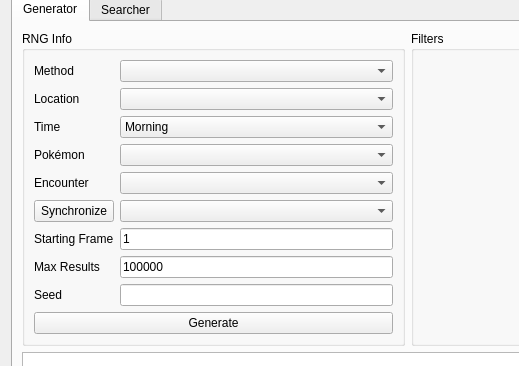
Above: Forms/Gen4/Wild4.ui from Admiral-Fish/PokeFinder before the change; both pictures show x 0 to 519 and y 112 to 478 of the 1200 by 700 pixel window. Below: the same form after it.
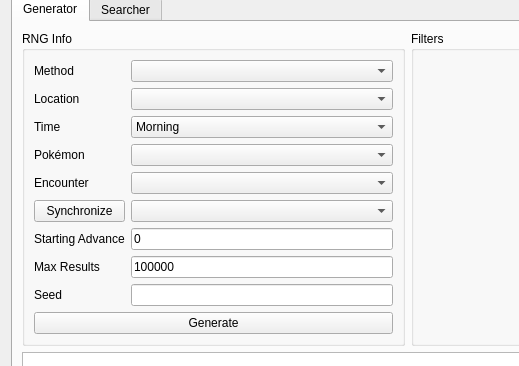
That is the form after the change. Custom widgets are drawn as their Qt base class.

Commit message: Rename frame to advance, and start from advance 0

```diff
--- a/Forms/Gen4/Wild4.ui
+++ b/Forms/Gen4/Wild4.ui
@@ -289,7 +289,7 @@
              <string/>
             </property>
             <property name="text">
-             <string notr="true">1</string>
+             <string notr="true">0</string>
             </property>
             <property name="maxLength">
              <number>10</number>
@@ -362,7 +362,7 @@
           <item row="6" column="0">
            <widget class="QLabel" name="labelGeneratorStartingFrame">
             <property name="text">
-             <string>Starting Frame</string>
+             <string>Starting Advance</string>
             </property>
            </widget>
           </item>
```
Left out of the diff: 22 changed lines with no effect on the pictures. The commit also changes 272 other files.
